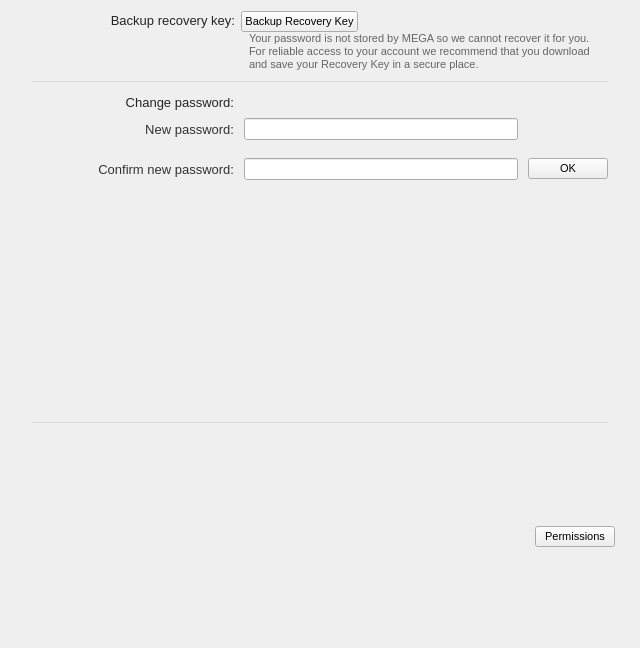
This is src/MEGASync/gui/macx/SettingsDialog.ui in meganz/MEGAsync as Qt 5 draws it before an edit. The edited form follows.
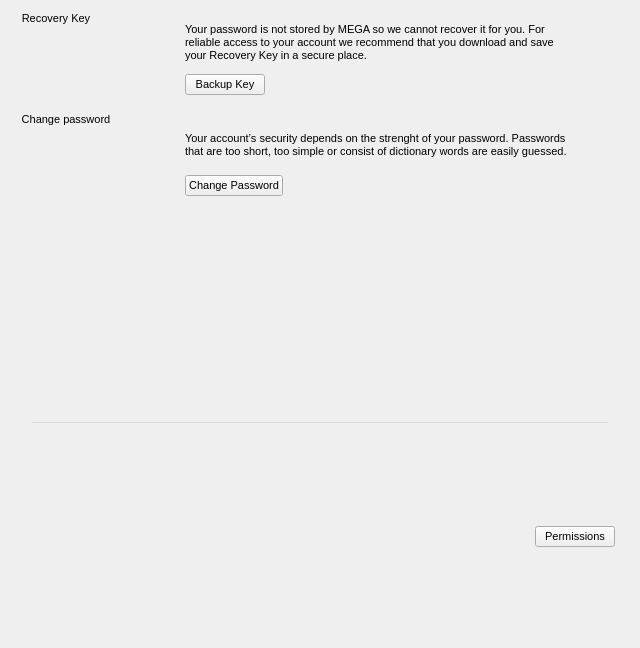
This is the edited form. The open tabs and pages were chosen to show the change. Icons and pictures are not drawn. Custom widgets are drawn as their Qt base class.

Commit message: Settings Dialog: Security Tab: new design

Diff of the .ui file:
```diff
--- a/src/MEGASync/gui/macx/SettingsDialog.ui
+++ b/src/MEGASync/gui/macx/SettingsDialog.ui
@@ -144,6 +144,11 @@
 padding-bottom: 6px;
 }
 
+#wStack QToolButton
+{
+   border: none;
+}
+
 #lExcludedFiles
 {
 	margin-bottom: 12px;
@@ -2877,500 +2882,191 @@
        </item>
       </layout>
      </widget>
-     <widget class="QWidget" name="pSecurity">
-      <property name="sizePolicy">
-       <sizepolicy hsizetype="Preferred" vsizetype="Preferred">
-        <horstretch>0</horstretch>
-        <verstretch>0</verstretch>
-       </sizepolicy>
-      </property>
-      <layout class="QVBoxLayout" name="verticalLayout_12">
+       <widget class="QWidget" name="pSecurity">
+      <layout class="QVBoxLayout" name="verticalLayout_20">
        <property name="spacing">
-        <number>10</number>
+        <number>6</number>
        </property>
        <property name="leftMargin">
-        <number>32</number>
+        <number>20</number>
+       </property>
+       <property name="topMargin">
+        <number>10</number>
        </property>
        <property name="rightMargin">
-        <number>32</number>
+        <number>20</number>
+       </property>
+       <property name="bottomMargin">
+        <number>10</number>
        </property>
        <item>
-        <widget class="QWidget" name="gBackupKey" native="true">
-         <property name="sizePolicy">
-          <sizepolicy hsizetype="Preferred" vsizetype="Preferred">
-           <horstretch>0</horstretch>
-           <verstretch>0</verstretch>
-          </sizepolicy>
+        <widget class="QGroupBox" name="gRecoveryKey">
+         <property name="title">
+          <string>Recovery Key</string>
          </property>
-         <property name="focusPolicy">
-          <enum>Qt::NoFocus</enum>
-         </property>
-         <layout class="QHBoxLayout" name="horizontalLayout_29">
+         <layout class="QHBoxLayout" name="gRecoveryKeyLayout">
+          <property name="spacing">
+           <number>20</number>
+          </property>
           <property name="leftMargin">
-           <number>0</number>
+           <number>20</number>
           </property>
           <property name="topMargin">
-           <number>0</number>
+           <number>10</number>
           </property>
           <property name="rightMargin">
-           <number>0</number>
+           <number>20</number>
           </property>
           <property name="bottomMargin">
-           <number>0</number>
+           <number>10</number>
           </property>
           <item>
-           <widget class="QWidget" name="wLeftBackup" native="true">
-            <property name="sizePolicy">
-             <sizepolicy hsizetype="Preferred" vsizetype="Preferred">
-              <horstretch>0</horstretch>
-              <verstretch>0</verstretch>
-             </sizepolicy>
+           <widget class="QToolButton" name="tRecoveryKey">
+            <property name="text">
+             <string/>
             </property>
-            <property name="minimumSize">
-             <size>
-              <width>203</width>
-              <height>0</height>
-             </size>
+            <property name="icon">
+             <iconset resource="../Resources_macx.qrc">
+              <normaloff>:/images/recovery_key.png</normaloff>:/images/recovery_key.png</iconset>
             </property>
-            <property name="maximumSize">
+            <property name="iconSize">
              <size>
-              <width>203</width>
-              <height>16777215</height>
+              <width>72</width>
+              <height>72</height>
              </size>
             </property>
-            <property name="layoutDirection">
-             <enum>Qt::LeftToRight</enum>
-            </property>
-            <layout class="QVBoxLayout" name="verticalLayout_22">
-             <property name="spacing">
-              <number>0</number>
-             </property>
-             <property name="leftMargin">
-              <number>0</number>
-             </property>
-             <property name="topMargin">
-              <number>0</number>
-             </property>
-             <property name="rightMargin">
-              <number>0</number>
-             </property>
-             <property name="bottomMargin">
-              <number>0</number>
-             </property>
-             <item>
-              <widget class="QLabel" name="lBackup">
-               <property name="sizePolicy">
-                <sizepolicy hsizetype="Preferred" vsizetype="Fixed">
-                 <horstretch>0</horstretch>
-                 <verstretch>0</verstretch>
-                </sizepolicy>
-               </property>
-               <property name="styleSheet">
-                <string notr="true"> color: rgba(0,0,0,0.85);
- font-family: &quot;SF Pro Text&quot;;
- font-size: 13px;
-
-</string>
-               </property>
-               <property name="text">
-                <string>Backup recovery key:</string>
-               </property>
-               <property name="alignment">
-                <set>Qt::AlignRight|Qt::AlignTrailing|Qt::AlignVCenter</set>
-               </property>
-              </widget>
-             </item>
-             <item>
-              <spacer name="verticalSpacer_6">
-               <property name="orientation">
-                <enum>Qt::Vertical</enum>
-               </property>
-               <property name="sizeType">
-                <enum>QSizePolicy::Preferred</enum>
-               </property>
-               <property name="sizeHint" stdset="0">
-                <size>
-                 <width>20</width>
-                 <height>40</height>
-                </size>
-               </property>
-              </spacer>
-             </item>
-            </layout>
            </widget>
           </item>
           <item>
-           <widget class="QWidget" name="wRightBackup" native="true">
-            <property name="sizePolicy">
-             <sizepolicy hsizetype="Preferred" vsizetype="Preferred">
-              <horstretch>0</horstretch>
-              <verstretch>0</verstretch>
-             </sizepolicy>
+           <layout class="QVBoxLayout" name="gRecoveryKeyRightLayout">
+            <property name="spacing">
+             <number>10</number>
             </property>
-            <layout class="QVBoxLayout" name="verticalLayout_23">
-             <property name="spacing">
-              <number>0</number>
-             </property>
-             <property name="leftMargin">
-              <number>0</number>
-             </property>
-             <property name="topMargin">
-              <number>0</number>
-             </property>
-             <property name="rightMargin">
-              <number>0</number>
-             </property>
-             <property name="bottomMargin">
-              <number>0</number>
-             </property>
-             <item>
-              <widget class="QWidget" name="wExportMasterKey" native="true">
-               <property name="sizePolicy">
-                <sizepolicy hsizetype="Preferred" vsizetype="Fixed">
-                 <horstretch>0</horstretch>
-                 <verstretch>0</verstretch>
-                </sizepolicy>
-               </property>
-               <layout class="QHBoxLayout" name="horizontalLayout_32">
-                <property name="leftMargin">
-                 <number>0</number>
-                </property>
-                <property name="topMargin">
-                 <number>0</number>
-                </property>
-                <property name="rightMargin">
-                 <number>0</number>
-                </property>
-                <property name="bottomMargin">
-                 <number>0</number>
-                </property>
-                <item>
-                 <widget class="QPushButton" name="bExportMasterKey">
-                  <property name="text">
-                   <string>Backup Recovery Key</string>
-                  </property>
-                 </widget>
-                </item>
-                <item>
-                 <spacer name="horizontalSpacer_12">
-                  <property name="orientation">
-                   <enum>Qt::Horizontal</enum>
-                  </property>
-                  <property name="sizeHint" stdset="0">
-                   <size>
-                    <width>202</width>
-                    <height>20</height>
-                   </size>
-                  </property>
-                 </spacer>
-                </item>
-               </layout>
-              </widget>
-             </item>
-             <item>
-              <widget class="QWidget" name="wBackupDesc" native="true">
-               <property name="sizePolicy">
-                <sizepolicy hsizetype="Preferred" vsizetype="Preferred">
-                 <horstretch>0</horstretch>
-                 <verstretch>0</verstretch>
-                </sizepolicy>
-               </property>
-               <layout class="QVBoxLayout" name="verticalLayout_25">
-                <property name="leftMargin">
-                 <number>8</number>
-                </property>
-                <property name="topMargin">
-                 <number>0</number>
-                </property>
-                <property name="rightMargin">
-                 <number>0</number>
-                </property>
-                <property name="bottomMargin">
-                 <number>0</number>
-                </property>
-                <item>
-                 <widget class="QLabel" name="lBackupDesc">
-                  <property name="styleSheet">
-                   <string notr="true"> color: #666666;
- font-family: &quot;SF Pro Text&quot;;
- font-size: 11px;
-
-</string>
-                  </property>
-                  <property name="text">
-                   <string>Your password is not stored by MEGA so we cannot recover it for you. For reliable access to your account we recommend that you download and save your Recovery Key in a secure place.</string>
-                  </property>
-                  <property name="wordWrap">
-                   <bool>true</bool>
-                  </property>
-                 </widget>
-                </item>
-               </layout>
-              </widget>
-             </item>
-            </layout>
-           </widget>
+            <item>
+             <widget class="QLabel" name="lRecoveryKey">
+              <property name="sizePolicy">
+               <sizepolicy hsizetype="Minimum" vsizetype="Preferred">
+                <horstretch>0</horstretch>
+                <verstretch>0</verstretch>
+               </sizepolicy>
+              </property>
+              <property name="minimumSize">
+               <size>
+                <width>388</width>
+                <height>0</height>
+               </size>
+              </property>
+              <property name="text">
+               <string>Your password is not stored by MEGA so we cannot recover it for you. For reliable access to your account we recommend that you download and save your Recovery Key in a secure place.</string>
+              </property>
+              <property name="wordWrap">
+               <bool>true</bool>
+              </property>
+             </widget>
+            </item>
+            <item>
+             <widget class="QPushButton" name="bExportMasterKey">
+              <property name="sizePolicy">
+               <sizepolicy hsizetype="Maximum" vsizetype="Fixed">
+                <horstretch>0</horstretch>
+                <verstretch>0</verstretch>
+               </sizepolicy>
+              </property>
+              <property name="text">
+               <string>Backup Key</string>
+              </property>
+              <property name="flat">
+               <bool>false</bool>
+              </property>
+             </widget>
+            </item>
+           </layout>
           </item>
          </layout>
         </widget>
        </item>
        <item>
-        <widget class="QWidget" name="wSeparatorSecurityBackup" native="true">
-         <property name="sizePolicy">
-          <sizepolicy hsizetype="Preferred" vsizetype="Preferred">
-           <horstretch>0</horstretch>
-           <verstretch>0</verstretch>
-          </sizepolicy>
+        <widget class="QGroupBox" name="gChangePassword">
+         <property name="title">
+          <string>Change password</string>
          </property>
-         <property name="minimumSize">
-          <size>
-           <width>0</width>
-           <height>1</height>
-          </size>
+         <property name="alignment">
+          <set>Qt::AlignBottom|Qt::AlignLeading|Qt::AlignLeft</set>
          </property>
-         <property name="maximumSize">
-          <size>
-           <width>16777215</width>
-           <height>1</height>
-          </size>
-         </property>
-         <property name="focusPolicy">
-          <enum>Qt::NoFocus</enum>
-         </property>
-         <property name="styleSheet">
-          <string notr="true"/>
-         </property>
-         <property name="text" stdset="0">
-          <string/>
-         </property>
-         <property name="iconSize" stdset="0">
-          <size>
-           <width>576</width>
-           <height>1</height>
-          </size>
-         </property>
-         <property name="checkable" stdset="0">
+         <property name="flat">
           <bool>false</bool>
          </property>
-        </widget>
-       </item>
-       <item>
-        <widget class="QWidget" name="gChangePassword" native="true">
-         <property name="sizePolicy">
-          <sizepolicy hsizetype="Preferred" vsizetype="Preferred">
-           <horstretch>0</horstretch>
-           <verstretch>0</verstretch>
-          </sizepolicy>
-         </property>
-         <layout class="QVBoxLayout" name="verticalLayout_24">
+         <layout class="QHBoxLayout" name="horizontalLayout_5">
+          <property name="spacing">
+           <number>20</number>
+          </property>
           <property name="leftMargin">
-           <number>0</number>
+           <number>20</number>
           </property>
           <property name="topMargin">
-           <number>0</number>
+           <number>10</number>
           </property>
           <property name="rightMargin">
-           <number>0</number>
+           <number>20</number>
           </property>
           <property name="bottomMargin">
-           <number>0</number>
+           <number>10</number>
           </property>
           <item>
-           <widget class="QWidget" name="wPassword" native="true">
-            <property name="minimumSize">
-             <size>
-              <width>0</width>
-              <height>0</height>
-             </size>
+           <widget class="QToolButton" name="tChangePassword">
+            <property name="text">
+             <string/>
             </property>
-            <property name="maximumSize">
+            <property name="icon">
+             <iconset resource="../Resources_macx.qrc">
+              <normaloff>:/images/change_password.png</normaloff>:/images/change_password.png</iconset>
+            </property>
+            <property name="iconSize">
              <size>
-              <width>16777215</width>
-              <height>16777215</height>
+              <width>72</width>
+              <height>72</height>
              </size>
             </property>
-            <layout class="QHBoxLayout" name="horizontalLayout_33">
-             <property name="leftMargin">
-              <number>0</number>
-             </property>
-             <property name="topMargin">
-              <number>0</number>
-             </property>
-             <property name="rightMargin">
-              <number>0</number>
-             </property>
-             <property name="bottomMargin">
-              <number>0</number>
-             </property>
-             <item>
-              <widget class="QLabel" name="lChangePassword">
-               <property name="minimumSize">
-                <size>
-                 <width>202</width>
-                 <height>0</height>
-                </size>
-               </property>
-               <property name="maximumSize">
-                <size>
-                 <width>202</width>
-                 <height>16777215</height>
-                </size>
-               </property>
-               <property name="styleSheet">
-                <string notr="true">  color: rgba(0,0,0,0.85);
-  font-family: &quot;SF Pro Text&quot;;
-  font-size: 13px;</string>
-               </property>
-               <property name="text">
-                <string>Change password:</string>
-               </property>
-               <property name="alignment">
-                <set>Qt::AlignRight|Qt::AlignTrailing|Qt::AlignVCenter</set>
-               </property>
-               <property name="wordWrap">
-                <bool>true</bool>
-               </property>
-              </widget>
-             </item>
-             <item>
-              <spacer name="horizontalSpacer_13">
-               <property name="orientation">
-                <enum>Qt::Horizontal</enum>
-               </property>
-               <property name="sizeHint" stdset="0">
-                <size>
-                 <width>40</width>
-                 <height>20</height>
-                </size>
-               </property>
-              </spacer>
-             </item>
-            </layout>
            </widget>
           </item>
           <item>
-           <widget class="QWidget" name="wChangePassword" native="true">
-            <layout class="QGridLayout" name="gridLayout_3">
-             <property name="leftMargin">
-              <number>0</number>
-             </property>
-             <property name="topMargin">
-              <number>0</number>
-             </property>
-             <property name="rightMargin">
-              <number>0</number>
-             </property>
-             <property name="horizontalSpacing">
-              <number>10</number>
-             </property>
-             <property name="verticalSpacing">
-              <number>18</number>
-             </property>
-             <item row="0" column="0">
-              <widget class="QLabel" name="lNewPassword">
-               <property name="minimumSize">
-                <size>
-                 <width>202</width>
-                 <height>0</height>
-                </size>
-               </property>
-               <property name="maximumSize">
-                <size>
-                 <width>202</width>
-                 <height>16777215</height>
-                </size>
-               </property>
-               <property name="styleSheet">
-                <string notr="true">  color: #333333;
-  font-family: &quot;Source Sans Pro&quot;;
-  font-size: 13px;
-</string>
-               </property>
-               <property name="text">
-                <string>New password:</string>
-               </property>
-               <property name="alignment">
-                <set>Qt::AlignRight|Qt::AlignTrailing|Qt::AlignVCenter</set>
-               </property>
-               <property name="wordWrap">
-                <bool>true</bool>
-               </property>
-              </widget>
-             </item>
-             <item row="0" column="1">
-              <widget class="QLineEdit" name="leNewPassword">
-               <property name="minimumSize">
-                <size>
-                 <width>0</width>
-                 <height>0</height>
-                </size>
-               </property>
-               <property name="maximumSize">
-                <size>
-                 <width>300</width>
-                 <height>16777215</height>
-                </size>
-               </property>
-              </widget>
-             </item>
-             <item row="0" column="2">
-              <widget class="QWidget" name="wPasswordEmpty" native="true"/>
-             </item>
-             <item row="1" column="0">
-              <widget class="QLabel" name="lConfirmPassword">
-               <property name="minimumSize">
-                <size>
-                 <width>202</width>
-                 <height>0</height>
-                </size>
-               </property>
-               <property name="maximumSize">
-                <size>
-                 <width>202</width>
-                 <height>16777215</height>
-                </size>
-               </property>
-               <property name="styleSheet">
-                <string notr="true">  color: #333333;
-  font-family: &quot;Source Sans Pro&quot;;
-  font-size: 13px;</string>
-               </property>
-               <property name="text">
-                <string>Confirm new password:</string>
-               </property>
-               <property name="alignment">
-                <set>Qt::AlignRight|Qt::AlignTrailing|Qt::AlignVCenter</set>
-               </property>
-               <property name="wordWrap">
-                <bool>true</bool>
-               </property>
-              </widget>
-             </item>
-             <item row="1" column="1">
-              <widget class="QLineEdit" name="leConfirmPassword">
-               <property name="minimumSize">
-                <size>
-                 <width>0</width>
-                 <height>0</height>
-                </size>
-               </property>
-               <property name="maximumSize">
-                <size>
-                 <width>300</width>
-                 <height>16777215</height>
-                </size>
-               </property>
-              </widget>
-             </item>
-             <item row="1" column="2">
-              <widget class="QPushButton" name="bOkChangePassword">
-               <property name="text">
-                <string>OK</string>
-               </property>
-              </widget>
-             </item>
-            </layout>
-           </widget>
+           <layout class="QVBoxLayout" name="gChangePasswordRightLayout">
+            <item>
+             <widget class="QLabel" name="lChangePassword">
+              <property name="sizePolicy">
+               <sizepolicy hsizetype="Minimum" vsizetype="Preferred">
+                <horstretch>0</horstretch>
+                <verstretch>0</verstretch>
+               </sizepolicy>
+              </property>
+              <property name="minimumSize">
+               <size>
+                <width>388</width>
+                <height>0</height>
+               </size>
+              </property>
+              <property name="text">
+               <string>Your account’s security depends on the strenght of your password. Passwords that are too short, too simple or consist of dictionary words are easily guessed.</string>
+              </property>
+              <property name="wordWrap">
+               <bool>true</bool>
+              </property>
+             </widget>
+            </item>
+            <item>
+             <widget class="QPushButton" name="bChangePassword">
+              <property name="sizePolicy">
+               <sizepolicy hsizetype="Maximum" vsizetype="Fixed">
+                <horstretch>0</horstretch>
+                <verstretch>0</verstretch>
+               </sizepolicy>
+              </property>
+              <property name="text">
+               <string>Change Password</string>
+              </property>
+             </widget>
+            </item>
+           </layout>
           </item>
          </layout>
         </widget>
```
Left out of the diff: 3 changed lines with no effect on the pictures. The commit also changes 9 other files.
